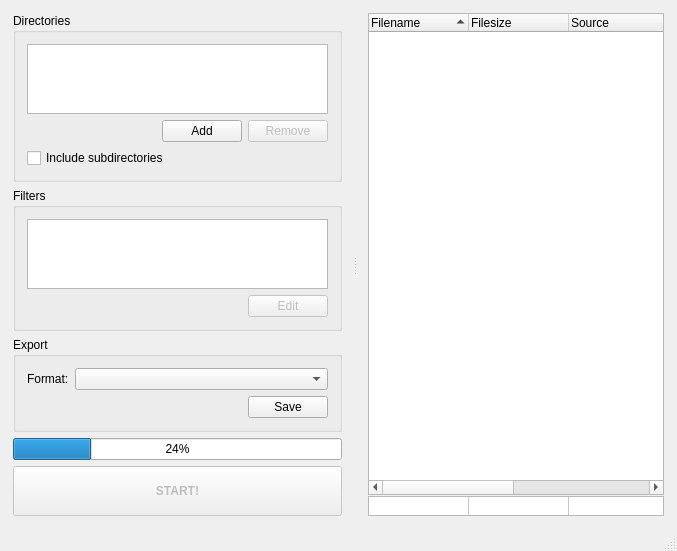
Old version of the form src/wndMain.ui in the repository arturo182/CodeStat.
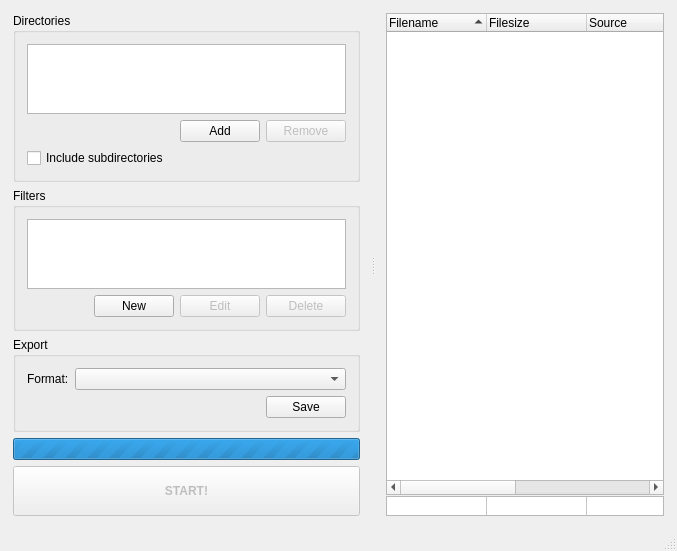
New version of the form. Icons and pictures are not drawn.

Commit message: Added an (almost) working add/edit filter dialog.

```diff
--- a/src/wndMain.ui
+++ b/src/wndMain.ui
@@ -135,6 +135,13 @@
                </property>
               </spacer>
              </item>
+             <item>
+              <widget class="QPushButton" name="btnFiltersNew">
+               <property name="text">
+                <string>New</string>
+               </property>
+              </widget>
+             </item>
              <item>
               <widget class="QPushButton" name="btnFiltersEdit">
                <property name="enabled">
@@ -145,6 +152,16 @@
                </property>
               </widget>
              </item>
+             <item>
+              <widget class="QPushButton" name="btnFiltersDelete">
+               <property name="enabled">
+                <bool>false</bool>
+               </property>
+               <property name="text">
+                <string>Delete</string>
+               </property>
+              </widget>
+             </item>
             </layout>
            </item>
           </layout>
@@ -201,12 +218,18 @@
         </item>
         <item>
          <widget class="QProgressBar" name="pbProgress">
+          <property name="maximum">
+           <number>0</number>
+          </property>
           <property name="value">
-           <number>24</number>
+           <number>-1</number>
           </property>
           <property name="textVisible">
            <bool>true</bool>
           </property>
+          <property name="format">
+           <string>%v/%m (%p%)</string>
+          </property>
          </widget>
         </item>
         <item>
@@ -246,7 +269,7 @@
         </item>
        </layout>
       </widget>
-      <widget class="QWidget" name="layoutWidget">
+      <widget class="QWidget" name="layoutWidget2">
        <layout class="QVBoxLayout" name="verticalLayout">
         <property name="spacing">
          <number>1</number>
```
The commit also changes 7 other files.
